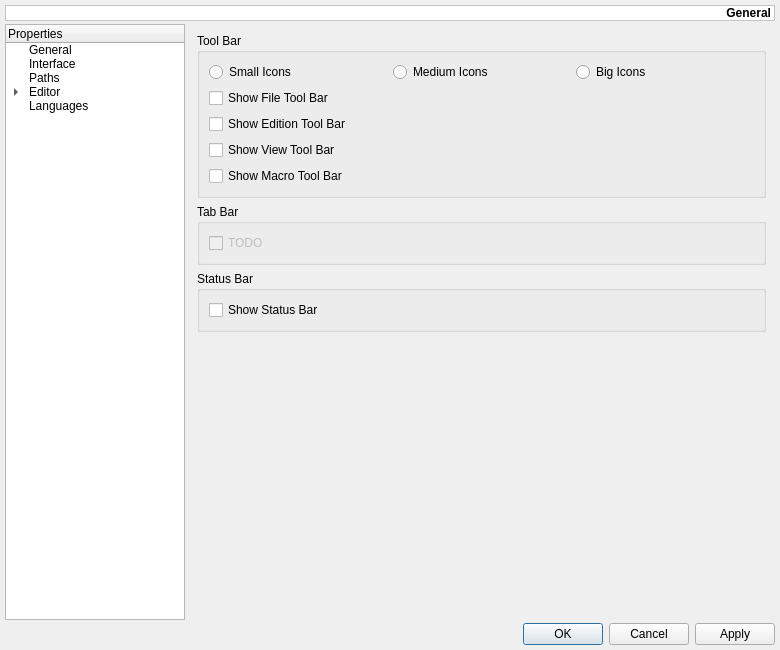
The window that src/ui/settings.ui (yag00/raptor) describes before a commit, drawn with Qt 5.
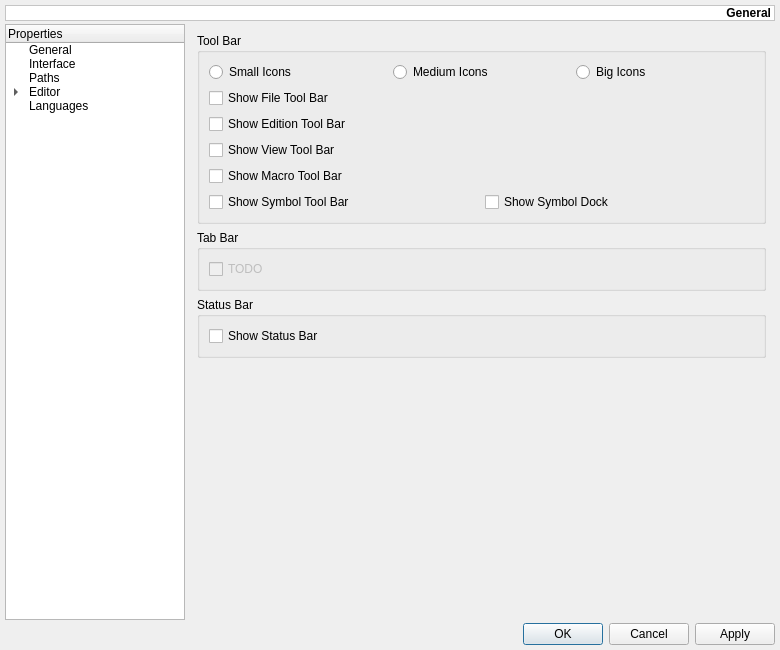
The same window after the commit. The open tabs and pages were chosen to show the change. Icons and pictures are not drawn. Custom widgets are drawn as their Qt base class.

Commit message: symbol browser based on ctags library

Diff of the .ui file:
```diff
--- a/src/ui/settings.ui
+++ b/src/ui/settings.ui
@@ -329,7 +329,7 @@
          <property name="title">
           <string>Tool Bar</string>
          </property>
-         <layout class="QVBoxLayout">
+         <layout class="QVBoxLayout" name="verticalLayout_21">
           <item>
            <layout class="QHBoxLayout">
             <item>
@@ -383,6 +383,24 @@
             </property>
            </widget>
           </item>
+          <item>
+           <layout class="QHBoxLayout" name="horizontalLayout_11">
+            <item>
+             <widget class="QCheckBox" name="cbToolBarSymbol">
+              <property name="text">
+               <string>Show Symbol Tool Bar</string>
+              </property>
+             </widget>
+            </item>
+            <item>
+             <widget class="QCheckBox" name="cbDockSymbol">
+              <property name="text">
+               <string>Show Symbol Dock</string>
+              </property>
+             </widget>
+            </item>
+           </layout>
+          </item>
          </layout>
         </widget>
        </item>
```
Left out of the diff: 8 changed lines with no effect on the pictures. The commit also changes 39 other files.
